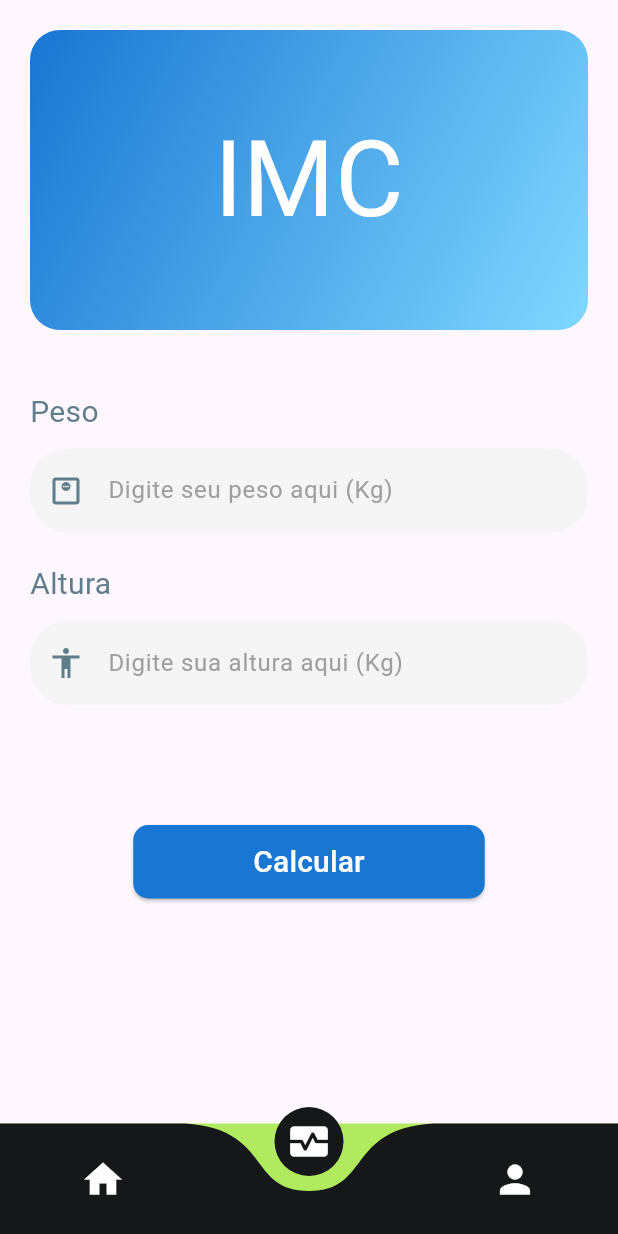
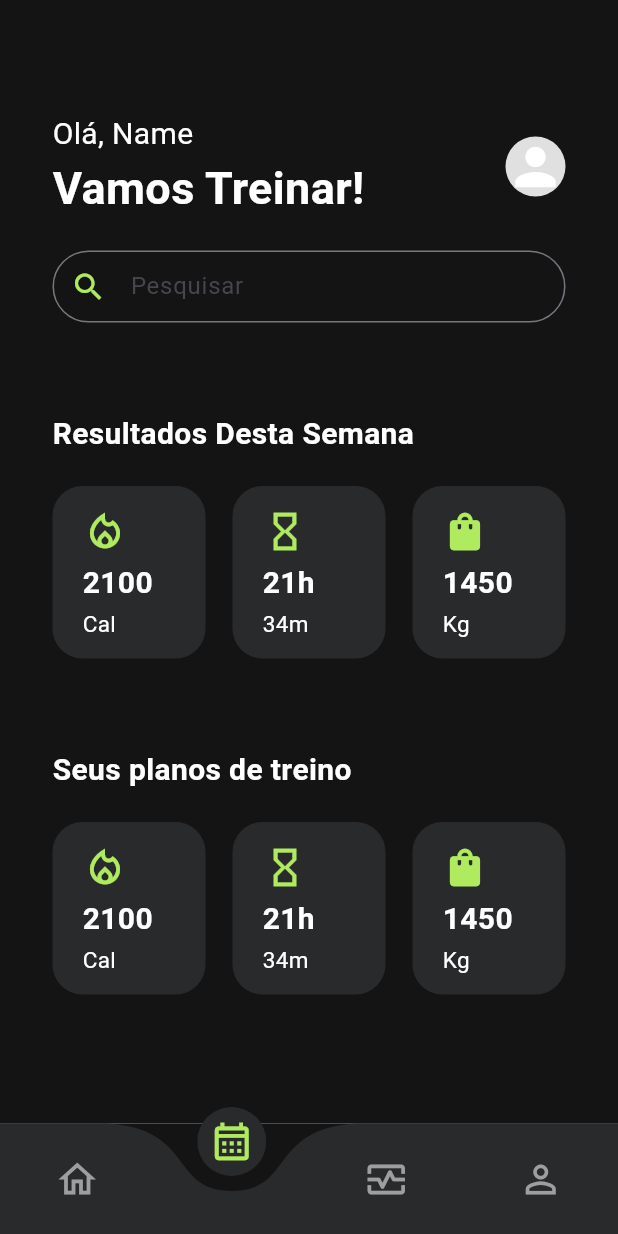
Before and after one commit to Vitor-Ribe/ti_maromba, a Flutter app: the screen it shows after launch, item 2 of the bottom bar chosen, on a phone screen of 412 x 824 dp. Run offline on Flutter 3.47's test engine with Material 3 defaults, Android fonts, the light colour scheme and no system bars; drawn by our look-alikes of curved_navigation_bar.

Commit message:
Criação da pagina do calendario

```diff
--- a/lib/main.dart
+++ b/lib/main.dart
@@ -1,6 +1,7 @@
 import 'package:flutter/material.dart';
 import 'package:curved_navigation_bar/curved_navigation_bar.dart';
 import 'package:flutter/services.dart';
+import 'package:ti_maromba/pages/calendar_page.dart';
 import 'package:ti_maromba/pages/config_page.dart';
 import 'package:ti_maromba/pages/data_page.dart';
 import 'package:ti_maromba/pages/home_page.dart';
@@ -48,6 +49,7 @@
 
   final screens = [
     HomePage(),
+    CalendarPage(),
     DataPage(),
     ConfigPage()
   ];
@@ -55,18 +57,20 @@
   @override
   Widget build(BuildContext context) {
     final items = <Widget> [
-      Icon(Icons.home, size: 30, color: Colors.white),
-      Icon(Icons.monitor_heart, size: 30, color: Colors.white),
-      Icon(Icons.person, size: 30, color: Colors.white)
+      Icon(Icons.home_outlined, size: 30, color: index == 0 ? AppColors.primary : Colors.grey),
+      Icon(Icons.calendar_month_outlined, size: 30, color: index == 1 ? AppColors.primary : Colors.grey),
+      Icon(Icons.monitor_heart_outlined, size: 30, color: index == 2 ? AppColors.primary : Colors.grey),
+      Icon(Icons.person_outline, size: 30, color: index == 3 ? AppColors.primary : Colors.grey)
     ];
 
     return Scaffold(
       appBar: null,
       body:(screens[index]),
       bottomNavigationBar: CurvedNavigationBar(
-        backgroundColor: AppColors.primary,
+        backgroundColor: AppColors.background,
+        buttonBackgroundColor: AppColors.secondary,
         animationCurve: Curves.easeInOut,
-        color: AppColors.bottomNavBarBG,
+        color: AppColors.secondary,
         animationDuration: Duration(milliseconds: 300),
         height: 75,
         items: items,
--- /dev/null
+++ b/lib/pages/calendar_page.dart
@@ -0,0 +1,239 @@
+import 'package:flutter/material.dart';
+import 'package:ti_maromba/res/colors.dart';
+
+class CalendarPage extends StatelessWidget {
+  const CalendarPage({super.key});
+
+  @override
+  Widget build(BuildContext context) {
+    return Scaffold(
+        backgroundColor: AppColors.background,
+        body: Padding(
+          padding: const EdgeInsets.all(35.0),
+          child: Column(
+            mainAxisSize: MainAxisSize.min,
+            children: [
+              SizedBox(height: 40),
+
+              Row(
+                  mainAxisAlignment: MainAxisAlignment.spaceBetween,
+                  crossAxisAlignment: CrossAxisAlignment.center,
+                  children: [
+                    // Boas-Vindas
+                    Column(
+                      crossAxisAlignment: CrossAxisAlignment.start, // alinhamento dos textos
+                      children: [
+                        Text('Olá, Name', textAlign: TextAlign.left, style: TextStyle(color: Colors.white, fontSize: 20)),
+                        Text('Vamos Treinar!', textAlign: TextAlign.left, style: TextStyle(color: Colors.white, fontSize: 30, fontWeight: FontWeight.bold))
+                      ],
+                    ),
+
+                    SizedBox(width: 40),
+
+                    // avatar
+                    CircleAvatar(
+                      radius: 20,
+                      backgroundColor: Colors.grey[300],
+                      child: Icon(Icons.person, size: 40, color: Colors.white),
+                    )
+                  ]
+              ),
+
+              SizedBox(height: 20),
+
+              // Search
+              Center(
+                child: TextField(
+                  decoration: InputDecoration(
+                    hintText: 'Pesquisar',
+                    prefixIcon: Icon(Icons.search, color: AppColors.primary),
+                    contentPadding: EdgeInsets.symmetric(vertical: 12, horizontal: 16),
+                    border: OutlineInputBorder(
+                        borderRadius: BorderRadius.circular(40),
+                        borderSide: const BorderSide(
+                            color: Colors.black38,
+                            width: 1.0
+                        )
+                    ),
+                    filled: false,
+                  ),
+                ),
+              ),
+
+              SizedBox(height: 60),
+
+              // SEÇÃO DOS ÚLTIMOS RESULTADOS
+              Column(
+                crossAxisAlignment: CrossAxisAlignment.start,
+                children: [
+                  // Header
+                  Text('Resultados Desta Semana', textAlign: TextAlign.left, style: TextStyle(color: Colors.white, fontSize: 20, fontWeight: FontWeight.bold)),
+
+                  SizedBox(height: 20),
+
+                  // Cards
+                  Row(
+                    mainAxisAlignment: MainAxisAlignment.spaceBetween,
+                    crossAxisAlignment: CrossAxisAlignment.center,
+                    children: [
+
+                      // Calorias
+                      Container(
+                        width: 102,
+                        height: 115,
+                        padding: EdgeInsets.only(top: 15, left: 20),
+                        decoration: BoxDecoration(
+                            borderRadius: BorderRadius.circular(20),
+                            color: AppColors.secondary
+                        ),
+                        child: Column(
+                          crossAxisAlignment: CrossAxisAlignment.start,
+                          children: [
+                            Icon(Icons.local_fire_department_outlined, size: 30, color: AppColors.primary),
+                            SizedBox(height: 5),
+                            Text('2100',  textAlign: TextAlign.left, style: TextStyle(color: Colors.white, fontSize: 20, fontWeight: FontWeight.bold)),
+                            SizedBox(height: 2),
+                            Text('Cal',  textAlign: TextAlign.left, style: TextStyle(color: Colors.white, fontSize: 15))
+                          ],
+                        ),
+                      ),
+
+
+                      // Horas de treino
+                      Container(
+                        width: 102,
+                        height: 115,
+                        padding: EdgeInsets.only(top: 15, left: 20),
+                        decoration: BoxDecoration(
+                            borderRadius: BorderRadius.circular(20),
+                            color: AppColors.secondary
+                        ),
+                        child: Column(
+                          crossAxisAlignment: CrossAxisAlignment.start,
+                          children: [
+                            Icon(Icons.hourglass_empty, size: 30, color: AppColors.primary),
+                            SizedBox(height: 5),
+                            Text('21h',  textAlign: TextAlign.left, style: TextStyle(color: Colors.white, fontSize: 20, fontWeight: FontWeight.bold)),
+                            SizedBox(height: 2),
+                            Text('34m',  textAlign: TextAlign.left, style: TextStyle(color: Colors.white, fontSize: 15))
+                          ],
+                        ),
+                      ),
+
+
+                      // Peso levantado
+                      Container(
+                        width: 102,
+                        height: 115,
+                        padding: EdgeInsets.only(top: 15, left: 20),
+                        decoration: BoxDecoration(
+                            borderRadius: BorderRadius.circular(20),
+                            color: AppColors.secondary
+                        ),
+                        child: Column(
+                          crossAxisAlignment: CrossAxisAlignment.start,
+                          children: [
+                            Icon(Icons.shopping_bag, size: 30, color: AppColors.primary),
+                            SizedBox(height: 5),
+                            Text('1450',  textAlign: TextAlign.left, style: TextStyle(color: Colors.white, fontSize: 20, fontWeight: FontWeight.bold)),
+                            SizedBox(height: 2),
+                            Text('Kg',  textAlign: TextAlign.left, style: TextStyle(color: Colors.white, fontSize: 15))
+                          ],
+                        ),
+                      )
+                    ],
+                  )
+                ],
+              ),
+
+              SizedBox(height: 60),
+
+              // SEÇÃO DOS PLANOS DE TREINO
+              Column(
+                crossAxisAlignment: CrossAxisAlignment.start,
+                children: [
+                  // Header
+                  Text('Seus planos de treino', textAlign: TextAlign.left, style: TextStyle(color: Colors.white, fontSize: 20, fontWeight: FontWeight.bold)),
+
+                  SizedBox(height: 20),
+
+                  // Cards
+                  Row(
+                    mainAxisAlignment: MainAxisAlignment.spaceBetween,
+                    crossAxisAlignment: CrossAxisAlignment.center,
+                    children: [
+
+                      // Calorias
+                      Container(
+                        width: 102,
+                        height: 115,
+                        padding: EdgeInsets.only(top: 15, left: 20),
+                        decoration: BoxDecoration(
+                            borderRadius: BorderRadius.circular(20),
+                            color: AppColors.secondary
+                        ),
+                        child: Column(
+                          crossAxisAlignment: CrossAxisAlignment.start,
+                          children: [
+                            Icon(Icons.local_fire_department_outlined, size: 30, color: AppColors.primary),
+                            SizedBox(height: 5),
+                            Text('2100',  textAlign: TextAlign.left, style: TextStyle(color: Colors.white, fontSize: 20, fontWeight: FontWeight.bold)),
+                            SizedBox(height: 2),
+                            Text('Cal',  textAlign: TextAlign.left, style: TextStyle(color: Colors.white, fontSize: 15))
+                          ],
+                        ),
+                      ),
+
+
+                      // Horas de treino
+                      Container(
+                        width: 102,
+                        height: 115,
+                        padding: EdgeInsets.only(top: 15, left: 20),
+                        decoration: BoxDecoration(
+                            borderRadius: BorderRadius.circular(20),
+                            color: AppColors.secondary
+                        ),
+                        child: Column(
+                          crossAxisAlignment: CrossAxisAlignment.start,
+                          children: [
+                            Icon(Icons.hourglass_empty, size: 30, color: AppColors.primary),
+                            SizedBox(height: 5),
+                            Text('21h',  textAlign: TextAlign.left, style: TextStyle(color: Colors.white, fontSize: 20, fontWeight: FontWeight.bold)),
+                            SizedBox(height: 2),
+                            Text('34m',  textAlign: TextAlign.left, style: TextStyle(color: Colors.white, fontSize: 15))
+                          ],
+                        ),
+                      ),
+
+
+                      // Peso levantado
+                      Container(
+                        width: 102,
+                        height: 115,
+                        padding: EdgeInsets.only(top: 15, left: 20),
+                        decoration: BoxDecoration(
+                            borderRadius: BorderRadius.circular(20),
+                            color: AppColors.secondary
+                        ),
+                        child: Column(
+                          crossAxisAlignment: CrossAxisAlignment.start,
+                          children: [
+                            Icon(Icons.shopping_bag, size: 30, color: AppColors.primary),
+                            SizedBox(height: 5),
+                            Text('1450',  textAlign: TextAlign.left, style: TextStyle(color: Colors.white, fontSize: 20, fontWeight: FontWeight.bold)),
+                            SizedBox(height: 2),
+                            Text('Kg',  textAlign: TextAlign.left, style: TextStyle(color: Colors.white, fontSize: 15))
+                          ],
+                        ),
+                      )
+                    ],
+                  )
+                ],
+              ),
+            ],
+          ),
+        )
+    );
+  }
+}
--- a/lib/pages/home_page.dart
+++ b/lib/pages/home_page.dart
@@ -46,8 +46,7 @@ class HomePage extends StatelessWidget {
               child: TextField(
                 decoration: InputDecoration(
                   hintText: 'Pesquisar',
-                  prefixIcon: Icon(Icons.search),
-                  iconColor: AppColors.primary,
+                  prefixIcon: Icon(Icons.search, color: AppColors.primary),
                   contentPadding: EdgeInsets.symmetric(vertical: 12, horizontal: 16),
                   border: OutlineInputBorder(
                     borderRadius: BorderRadius.circular(40),
@@ -63,14 +62,100 @@ class HomePage extends StatelessWidget {
 
             SizedBox(height: 60),
 
-            // Secção dos últimos resultados
+            // SEÇÃO DOS ÚLTIMOS RESULTADOS
             Column(
               crossAxisAlignment: CrossAxisAlignment.start,
               children: [
                 // Header
                 Text('Resultados Desta Semana', textAlign: TextAlign.left, style: TextStyle(color: Colors.white, fontSize: 20, fontWeight: FontWeight.bold)),
 
-                SizedBox(height: 30),
+                SizedBox(height: 20),
+
+                // Cards
+                Row(
+                  mainAxisAlignment: MainAxisAlignment.spaceBetween,
+                  crossAxisAlignment: CrossAxisAlignment.center,
+                  children: [
+
+                    // Calorias
+                    Container(
+                      width: 102,
+                      height: 115,
+                      padding: EdgeInsets.only(top: 15, left: 20),
+                      decoration: BoxDecoration(
+                        borderRadius: BorderRadius.circular(20),
+                        color: AppColors.secondary
+                      ),
+                      child: Column(
+                        crossAxisAlignment: CrossAxisAlignment.start,
+                        children: [
+                          Icon(Icons.local_fire_department_outlined, size: 30, color: AppColors.primary),
+                          SizedBox(height: 5),
+                          Text('2100',  textAlign: TextAlign.left, style: TextStyle(color: Colors.white, fontSize: 20, fontWeight: FontWeight.bold)),
+                          SizedBox(height: 2),
+                          Text('Cal',  textAlign: TextAlign.left, style: TextStyle(color: Colors.white, fontSize: 15))
+                        ],
+                      ),
+                    ),
+
+
+                    // Horas de treino
+                    Container(
+                      width: 102,
+                      height: 115,
+                      padding: EdgeInsets.only(top: 15, left: 20),
+                      decoration: BoxDecoration(
+                          borderRadius: BorderRadius.circular(20),
+                          color: AppColors.secondary
+                      ),
+                      child: Column(
+                        crossAxisAlignment: CrossAxisAlignment.start,
+                        children: [
+                          Icon(Icons.hourglass_empty, size: 30, color: AppColors.primary),
+                          SizedBox(height: 5),
+                          Text('21h',  textAlign: TextAlign.left, style: TextStyle(color: Colors.white, fontSize: 20, fontWeight: FontWeight.bold)),
+                          SizedBox(height: 2),
+                          Text('34m',  textAlign: TextAlign.left, style: TextStyle(color: Colors.white, fontSize: 15))
+                        ],
+                      ),
+                    ),
+
+
+                    // Peso levantado
+                    Container(
+                      width: 102,
+                      height: 115,
+                      padding: EdgeInsets.only(top: 15, left: 20),
+                      decoration: BoxDecoration(
+                          borderRadius: BorderRadius.circular(20),
+                          color: AppColors.secondary
+                      ),
+                      child: Column(
+                        crossAxisAlignment: CrossAxisAlignment.start,
+                        children: [
+                          Icon(Icons.shopping_bag, size: 30, color: AppColors.primary),
+                          SizedBox(height: 5),
+                          Text('1450',  textAlign: TextAlign.left, style: TextStyle(color: Colors.white, fontSize: 20, fontWeight: FontWeight.bold)),
+                          SizedBox(height: 2),
+                          Text('Kg',  textAlign: TextAlign.left, style: TextStyle(color: Colors.white, fontSize: 15))
+                        ],
+                      ),
+                    )
+                  ],
+                )
+              ],
+            ),
+
+            SizedBox(height: 60),
+
+            // SEÇÃO DOS PLANOS DE TREINO
+            Column(
+              crossAxisAlignment: CrossAxisAlignment.start,
+              children: [
+                // Header
+                Text('Seus planos de treino', textAlign: TextAlign.left, style: TextStyle(color: Colors.white, fontSize: 20, fontWeight: FontWeight.bold)),
+
+                SizedBox(height: 20),
 
                 // Cards
                 Row(
@@ -145,8 +230,7 @@ class HomePage extends StatelessWidget {
                   ],
                 )
               ],
-            )
-
+            ),
           ],
         ),
       )
```
